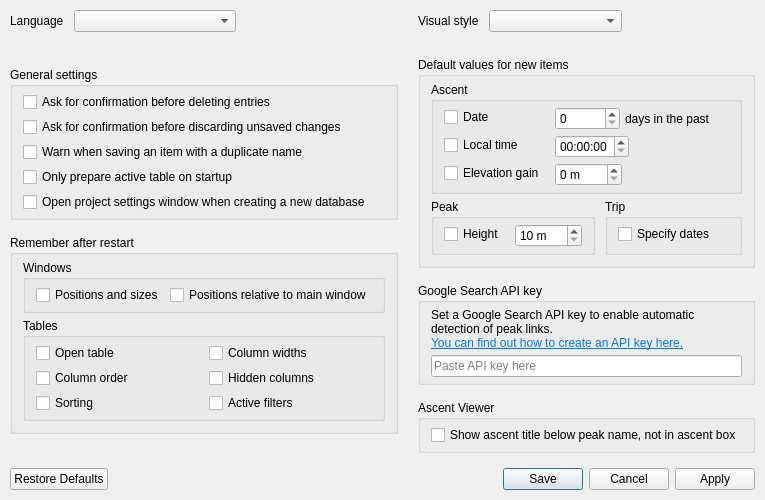
Qt form src/ui/settings_window.ui (svetter/pal) before a commit.
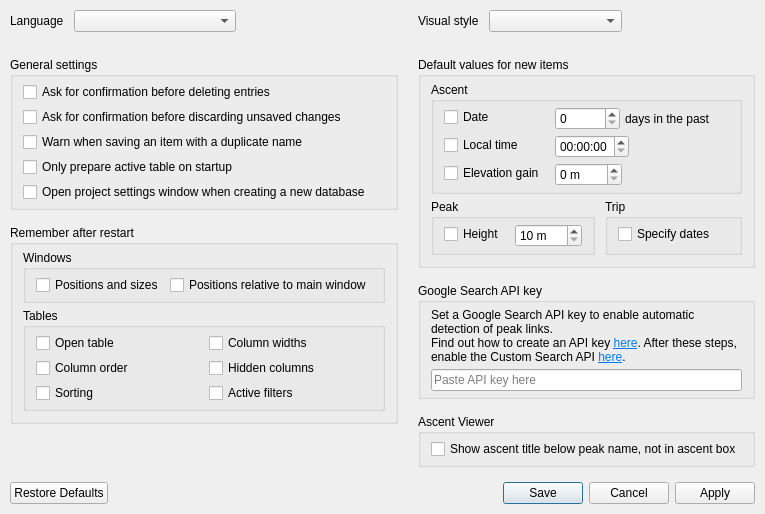
The same form after that commit.

Commit message:
Improve settings window layout and API key explainer
For #199

The edit to the form file:
```diff
--- a/src/ui/settings_window.ui
+++ b/src/ui/settings_window.ui
@@ -53,7 +53,7 @@
       <enum>QLayout::SetFixedSize</enum>
      </property>
      <item>
-      <layout class="QVBoxLayout" name="column1Layout">
+      <layout class="QVBoxLayout" name="column1Layout" stretch="0,0,0,0,1">
        <property name="spacing">
         <number>15</number>
        </property>
@@ -99,6 +99,12 @@
          <property name="orientation">
           <enum>Qt::Vertical</enum>
          </property>
+         <property name="sizePolicy">
+          <sizepolicy hsizetype="Fixed" vsizetype="Fixed">
+           <horstretch>0</horstretch>
+           <verstretch>0</verstretch>
+          </sizepolicy>
+         </property>
          <property name="sizeHint" stdset="0">
           <size>
            <width>0</width>
@@ -310,7 +316,7 @@
       </layout>
      </item>
      <item>
-      <layout class="QVBoxLayout" name="column2Layout">
+      <layout class="QVBoxLayout" name="column2Layout" stretch="0,0,0,0,0,1">
        <property name="spacing">
         <number>15</number>
        </property>
@@ -359,6 +365,12 @@
          <property name="orientation">
           <enum>Qt::Vertical</enum>
          </property>
+         <property name="sizePolicy">
+          <sizepolicy hsizetype="Fixed" vsizetype="Fixed">
+           <horstretch>0</horstretch>
+           <verstretch>0</verstretch>
+          </sizepolicy>
+         </property>
          <property name="sizeHint" stdset="0">
           <size>
            <width>0</width>
@@ -699,7 +711,7 @@
           <item>
            <widget class="QLabel" name="googleApiKeyLabel">
             <property name="text">
-             <string>&lt;html&gt;&lt;head/&gt;&lt;body&gt;&lt;p&gt;Set a Google Search API key to enable automatic detection of peak links.&lt;br/&gt;&lt;a href=&quot;https://support.google.com/googleapi/answer/6158862&quot;&gt;&lt;span style=&quot; text-decoration: underline; color:#007af4;&quot;&gt;You can find out how to create an API key here.&lt;/span&gt;&lt;/a&gt;&lt;/p&gt;&lt;/body&gt;&lt;/html&gt;</string>
+             <string>Set a Google Search API key to enable automatic detection of peak links.&lt;br/&gt;Find out how to create an API key &lt;a href=&quot;https://support.google.com/googleapi/answer/6158862&quot;&gt;&lt;span style=&quot; text-decoration: underline; color:#007af4;&quot;&gt;here&lt;/span&gt;&lt;/a&gt;. After these steps, enable the Custom Search API &lt;a href=&quot;https://console.cloud.google.com/apis/library/customsearch.googleapis.com&quot;&gt;&lt;span style=&quot; text-decoration: underline; color:#007af4;&quot;&gt;here&lt;/span&gt;&lt;/a&gt;.</string>
             </property>
             <property name="wordWrap">
              <bool>true</bool>
```
